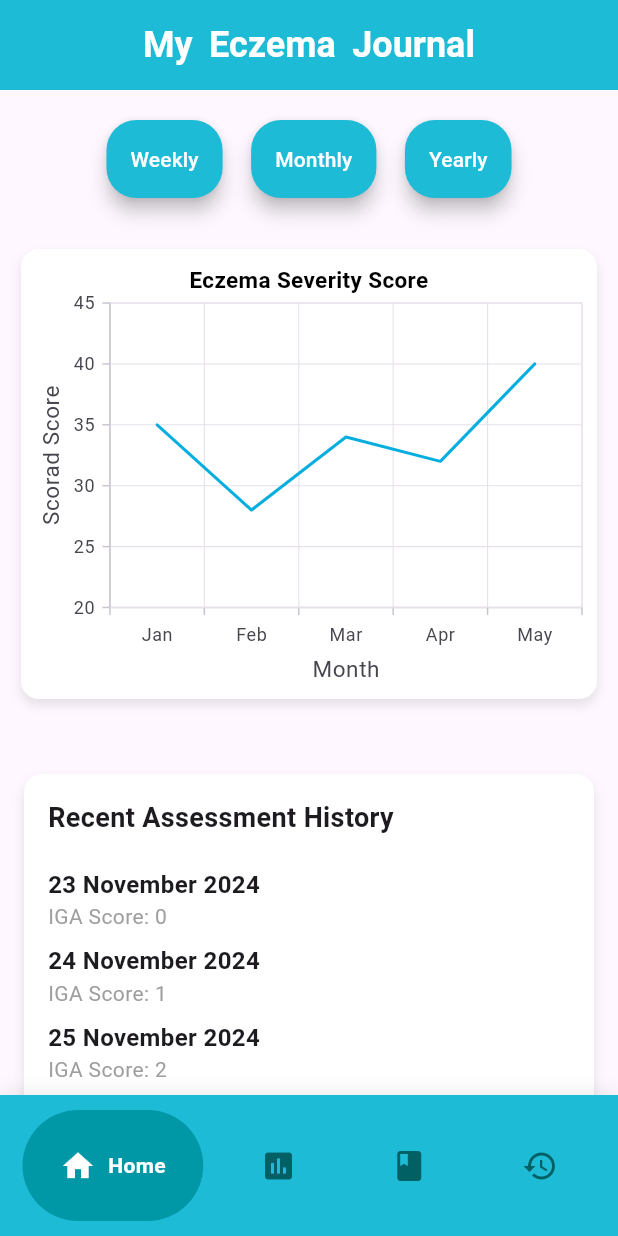
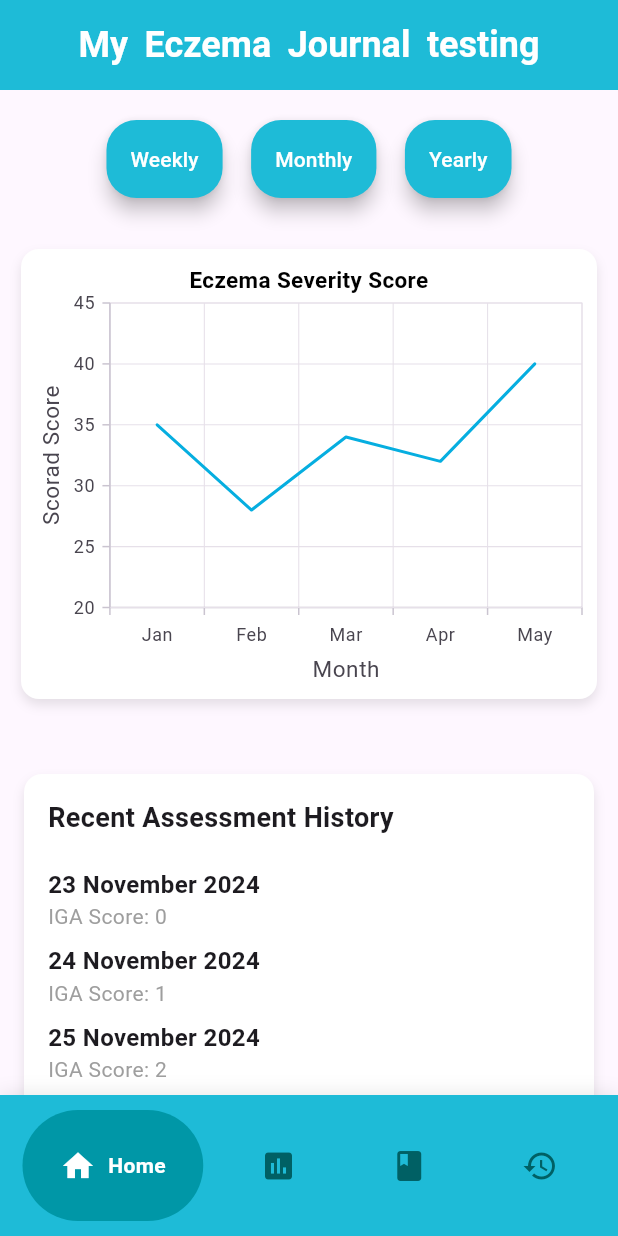
Before and after one commit to SyukriDzulkarnin/mejfinal, a Flutter app: the screen it shows after launch, on a phone screen of 412 x 824 dp. Run offline on Flutter 3.47's test engine with Material 3 defaults, Android fonts, the phone set to English and light mode, and no system bars; drawn by our look-alikes of google_nav_bar; our stand-ins replace google_fonts, syncfusion_flutter_charts.

Commit message:
testting new repo

```diff
--- a/lib/main.dart
+++ b/lib/main.dart
@@ -41,7 +41,7 @@ class _HomePageState extends State<HomePage> {
   Widget build(BuildContext context) {
     return Scaffold(
       appBar: AppBar(
-        title: const Text('My Eczema Journal'),
+        title: const Text('My Eczema Journal testing'),
         titleTextStyle: GoogleFonts.roboto(
           fontWeight: FontWeight.bold,
           fontSize: 24,
```
